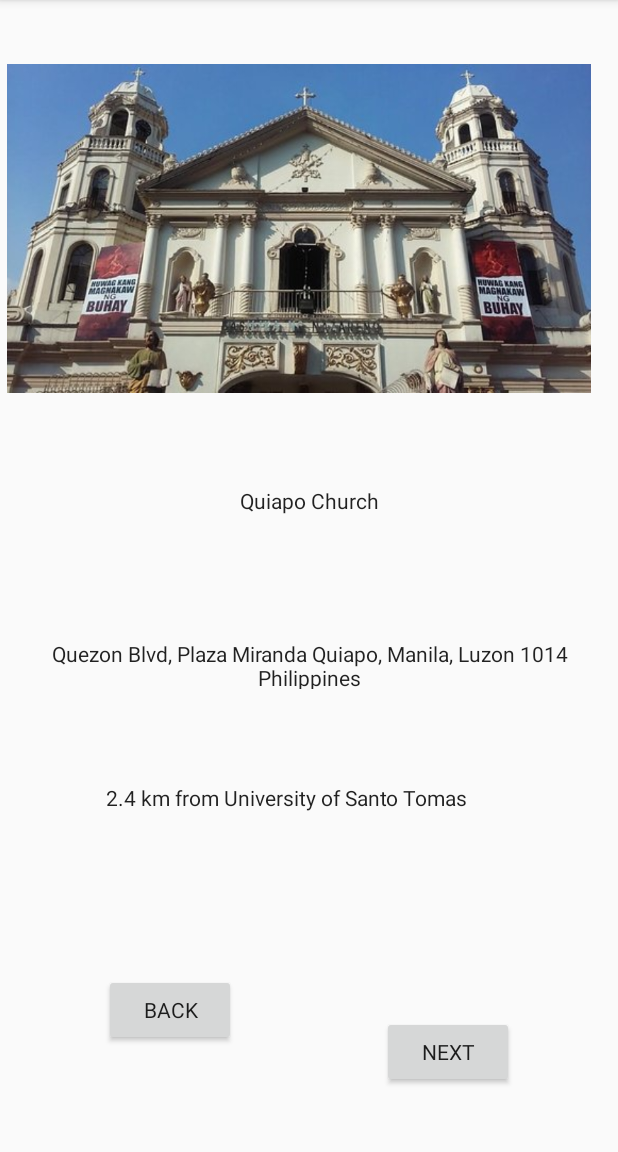
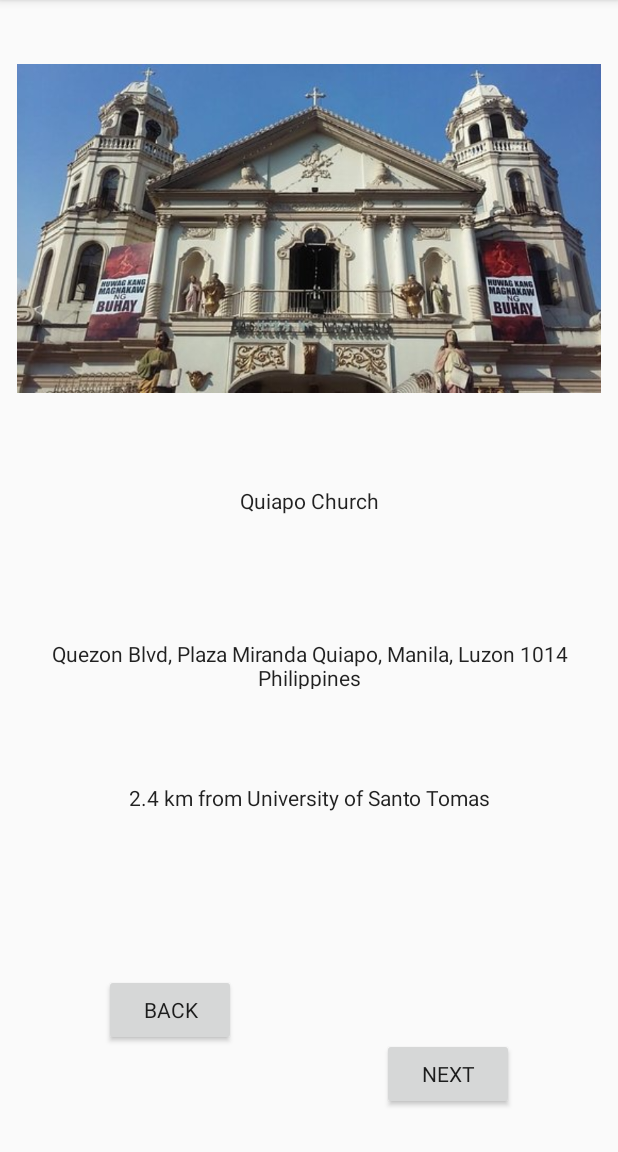
Before and after one commit to kimhennah/CornellKimLab3, an Android app: the screen it shows after launch (MainActivity), on a phone screen of 412 x 824 dp, the part 84-1236 px from its top. Run offline under Robolectric (Android 15) with nearby library versions, the phone set to English and light mode, and no system bars.

Commit message:
Added Styles

```diff
--- a/app/src/main/res/layout-v21/activity_main.xml
+++ b/app/src/main/res/layout-v21/activity_main.xml
@@ -9,17 +9,24 @@
     <ImageView
         android:id="@+id/imageView2"
         style="@style/ImageStyle"
+        android:layout_marginEnd="32dp"
+        android:layout_marginLeft="32dp"
+        android:layout_marginRight="32dp"
+        android:layout_marginStart="32dp"
         app:layout_constraintBottom_toTopOf="@+id/textView"
         app:layout_constraintEnd_toEndOf="parent"
-        app:layout_constraintHorizontal_bias="0.062"
         app:layout_constraintStart_toStartOf="parent"
         app:layout_constraintTop_toTopOf="parent"
-        app:layout_constraintVertical_bias="0.0"
+        app:layout_constraintVertical_bias="1.0"
         app:srcCompat="@drawable/quiapochurch" />
 
     <TextView
         android:id="@+id/textView"
         style="@style/TitleStyle"
+        android:layout_marginEnd="32dp"
+        android:layout_marginLeft="32dp"
+        android:layout_marginRight="32dp"
+        android:layout_marginStart="32dp"
         android:text="Quiapo Church"
         app:layout_constraintBottom_toTopOf="@+id/textView2"
         app:layout_constraintEnd_toEndOf="parent"
@@ -29,6 +36,10 @@
     <TextView
         android:id="@+id/textView2"
         style="@style/LocationStyle"
+        android:layout_marginEnd="32dp"
+        android:layout_marginLeft="32dp"
+        android:layout_marginRight="32dp"
+        android:layout_marginStart="32dp"
         android:text="Quezon Blvd, Plaza Miranda Quiapo, Manila, Luzon 1014 Philippines"
         app:layout_constraintBottom_toTopOf="@+id/textView3"
         app:layout_constraintEnd_toEndOf="parent"
@@ -38,30 +49,42 @@
     <TextView
         android:id="@+id/textView3"
         style="@style/DistanceStyle"
+        android:layout_marginEnd="32dp"
+        android:layout_marginLeft="32dp"
+        android:layout_marginRight="32dp"
+        android:layout_marginStart="32dp"
         android:text="2.4 km from University of Santo Tomas"
         app:layout_constraintBottom_toTopOf="@+id/back"
         app:layout_constraintEnd_toEndOf="parent"
-        app:layout_constraintHorizontal_bias="0.0"
         app:layout_constraintStart_toStartOf="parent"
         app:layout_constraintTop_toBottomOf="@+id/textView2" />
 
     <Button
         android:id="@+id/back"
         style="@style/ButtonStyle"
+        android:layout_marginEnd="32dp"
+        android:layout_marginLeft="32dp"
+        android:layout_marginRight="32dp"
+        android:layout_marginStart="32dp"
         android:text="BACK"
         app:layout_constraintBottom_toBottomOf="parent"
         app:layout_constraintEnd_toStartOf="@+id/next"
+        app:layout_constraintLeft_toLeftOf="@id/next"
         app:layout_constraintStart_toStartOf="parent"
         app:layout_constraintTop_toBottomOf="@+id/textView3" />
 
     <Button
         android:id="@+id/next"
         style="@style/ButtonStyle"
+        android:layout_marginEnd="32dp"
+        android:layout_marginLeft="32dp"
+        android:layout_marginRight="32dp"
+        android:layout_marginStart="32dp"
         android:text="NEXT"
         app:layout_constraintBottom_toBottomOf="parent"
         app:layout_constraintEnd_toEndOf="parent"
         app:layout_constraintStart_toEndOf="@+id/back"
         app:layout_constraintTop_toBottomOf="@+id/textView3"
-        app:layout_constraintVertical_bias="0.882" />
+        app:layout_constraintVertical_bias="1.0" />
 
 </android.support.constraint.ConstraintLayout>
--- a/app/src/main/res/layout/activity_main.xml
+++ b/app/src/main/res/layout/activity_main.xml
@@ -9,17 +9,24 @@
     <ImageView
         android:id="@+id/imageView2"
         style="@style/ImageStyle"
+        android:layout_marginEnd="32dp"
+        android:layout_marginLeft="32dp"
+        android:layout_marginRight="32dp"
+        android:layout_marginStart="32dp"
         app:layout_constraintBottom_toTopOf="@+id/textView"
         app:layout_constraintEnd_toEndOf="parent"
-        app:layout_constraintHorizontal_bias="0.062"
         app:layout_constraintStart_toStartOf="parent"
         app:layout_constraintTop_toTopOf="parent"
-        app:layout_constraintVertical_bias="0.0"
+        app:layout_constraintVertical_bias="1.0"
         app:srcCompat="@drawable/quiapochurch" />
 
     <TextView
         android:id="@+id/textView"
         style="@style/TitleStyle"
+        android:layout_marginEnd="32dp"
+        android:layout_marginLeft="32dp"
+        android:layout_marginRight="32dp"
+        android:layout_marginStart="32dp"
         android:text="Quiapo Church"
         app:layout_constraintBottom_toTopOf="@+id/textView2"
         app:layout_constraintEnd_toEndOf="parent"
@@ -29,6 +36,10 @@
     <TextView
         android:id="@+id/textView2"
         style="@style/LocationStyle"
+        android:layout_marginEnd="32dp"
+        android:layout_marginLeft="32dp"
+        android:layout_marginRight="32dp"
+        android:layout_marginStart="32dp"
         android:text="Quezon Blvd, Plaza Miranda Quiapo, Manila, Luzon 1014 Philippines"
         app:layout_constraintBottom_toTopOf="@+id/textView3"
         app:layout_constraintEnd_toEndOf="parent"
@@ -38,30 +49,42 @@
     <TextView
         android:id="@+id/textView3"
         style="@style/DistanceStyle"
+        android:layout_marginEnd="32dp"
+        android:layout_marginLeft="32dp"
+        android:layout_marginRight="32dp"
+        android:layout_marginStart="32dp"
         android:text="2.4 km from University of Santo Tomas"
         app:layout_constraintBottom_toTopOf="@+id/back"
         app:layout_constraintEnd_toEndOf="parent"
-        app:layout_constraintHorizontal_bias="0.0"
         app:layout_constraintStart_toStartOf="parent"
         app:layout_constraintTop_toBottomOf="@+id/textView2" />
 
     <Button
         android:id="@+id/back"
         style="@style/ButtonStyle"
+        android:layout_marginEnd="32dp"
+        android:layout_marginLeft="32dp"
+        android:layout_marginRight="32dp"
+        android:layout_marginStart="32dp"
         android:text="BACK"
         app:layout_constraintBottom_toBottomOf="parent"
         app:layout_constraintEnd_toStartOf="@+id/next"
+        app:layout_constraintLeft_toLeftOf="@id/next"
         app:layout_constraintStart_toStartOf="parent"
         app:layout_constraintTop_toBottomOf="@+id/textView3" />
 
     <Button
         android:id="@+id/next"
         style="@style/ButtonStyle"
+        android:layout_marginEnd="32dp"
+        android:layout_marginLeft="32dp"
+        android:layout_marginRight="32dp"
+        android:layout_marginStart="32dp"
         android:text="NEXT"
         app:layout_constraintBottom_toBottomOf="parent"
         app:layout_constraintEnd_toEndOf="parent"
         app:layout_constraintStart_toEndOf="@+id/back"
         app:layout_constraintTop_toBottomOf="@+id/textView3"
-        app:layout_constraintVertical_bias="0.882" />
+        app:layout_constraintVertical_bias="0.83" />
 
 </android.support.constraint.ConstraintLayout>
```
